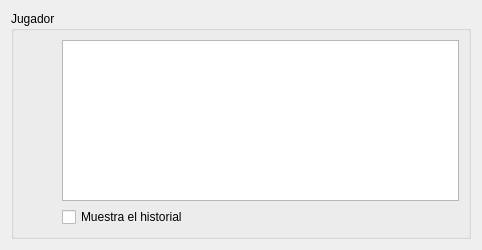
Old version of the form ui/wdgUserPanel.ui in the repository turulomio/glparchis.
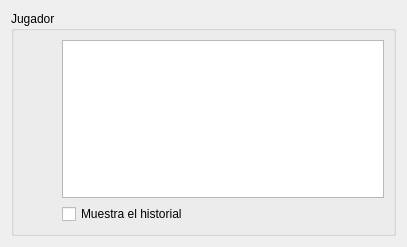
New version of the form. Icons and pictures are not drawn.

What changed in the file:
```diff
--- a/ui/wdgUserPanel.ui
+++ b/ui/wdgUserPanel.ui
@@ -6,28 +6,10 @@
    <rect>
     <x>0</x>
     <y>0</y>
-    <width>482</width>
-    <height>250</height>
+    <width>407</width>
+    <height>247</height>
    </rect>
   </property>
-  <property name="sizePolicy">
-   <sizepolicy hsizetype="Preferred" vsizetype="Fixed">
-    <horstretch>0</horstretch>
-    <verstretch>0</verstretch>
-   </sizepolicy>
-  </property>
-  <property name="minimumSize">
-   <size>
-    <width>0</width>
-    <height>250</height>
-   </size>
-  </property>
-  <property name="maximumSize">
-   <size>
-    <width>16777215</width>
-    <height>250</height>
-   </size>
-  </property>
   <property name="windowTitle">
    <string>Form</string>
   </property>
@@ -43,6 +25,9 @@
      <layout class="QHBoxLayout" name="horizontalLayout_2">
       <item>
        <layout class="QHBoxLayout" name="horizontalLayout">
+        <property name="sizeConstraint">
+         <enum>QLayout::SetMinAndMaxSize</enum>
+        </property>
         <item>
          <layout class="QVBoxLayout" name="_3">
           <item>
@@ -109,7 +94,7 @@
                <bool>false</bool>
               </property>
               <property name="sizePolicy">
-               <sizepolicy hsizetype="Fixed" vsizetype="Fixed">
+               <sizepolicy hsizetype="Preferred" vsizetype="Maximum">
                 <horstretch>0</horstretch>
                 <verstretch>0</verstretch>
                </sizepolicy>
@@ -131,7 +116,7 @@
                <bool>false</bool>
               </property>
               <property name="sizePolicy">
-               <sizepolicy hsizetype="Fixed" vsizetype="Fixed">
+               <sizepolicy hsizetype="Preferred" vsizetype="Maximum">
                 <horstretch>0</horstretch>
                 <verstretch>0</verstretch>
                </sizepolicy>
@@ -153,7 +138,7 @@
                <bool>false</bool>
               </property>
               <property name="sizePolicy">
-               <sizepolicy hsizetype="Fixed" vsizetype="Fixed">
+               <sizepolicy hsizetype="Preferred" vsizetype="Maximum">
                 <horstretch>0</horstretch>
                 <verstretch>0</verstretch>
                </sizepolicy>
```
